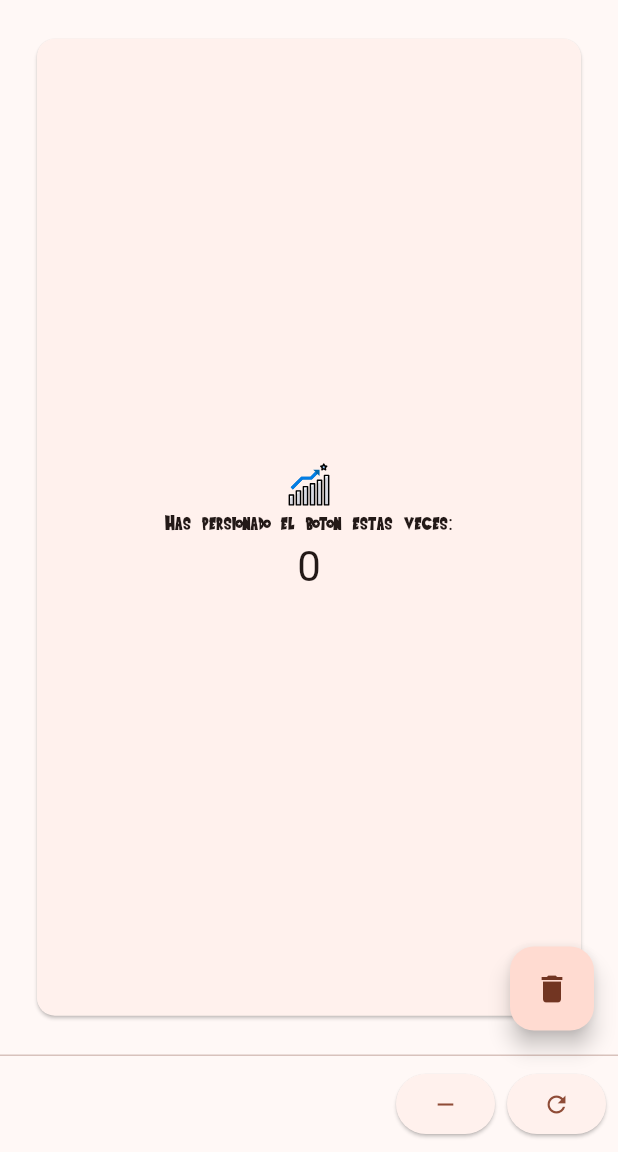
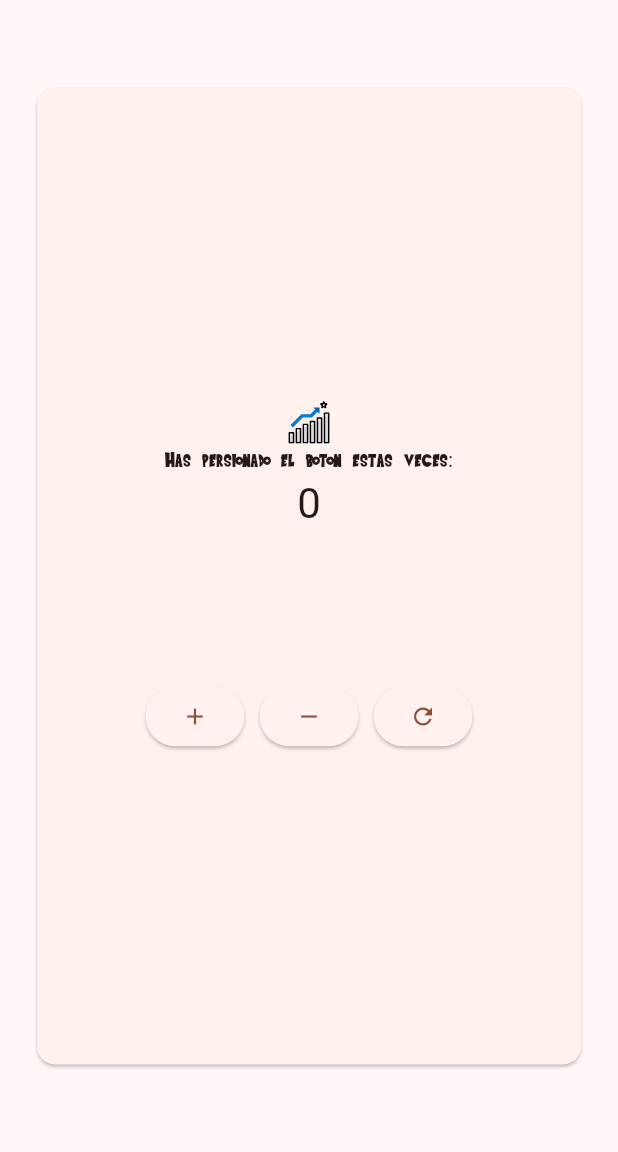
Before and after one commit to Kmilop21/3479A321_2022479009, a Flutter app: the screen it shows after launch, on a phone screen of 412 x 824 dp, the part 84-1236 px from its top. Run offline on Flutter 3.47's test engine with Material 3 defaults, Android fonts, the light colour scheme and no system bars; our stand-ins replace flutter_svg, logger.

Commit message:
Buttons in card

```diff
--- a/lib/pages/my_home_page.dart
+++ b/lib/pages/my_home_page.dart
@@ -61,6 +61,8 @@ class _MyHomePageState extends State<MyHomePage> {
   List<Widget> _createPersistentButtons() {
     return [
       ElevatedButton(
+          onPressed: _incrementCounter, child: const Icon(Icons.add)),
+      ElevatedButton(
           onPressed: _decreaseCounter, child: const Icon(Icons.remove)),
       ElevatedButton(onPressed: _resetCounter, child: const Icon(Icons.refresh))
     ];
@@ -80,12 +82,13 @@ class _MyHomePageState extends State<MyHomePage> {
       body: Center(
         child: counter(stonksAsset: stonksAsset, counter: _counter),
       ),
-        floatingActionButton: FloatingActionButton(
-          onPressed: _incrementCounter,
-          tooltip: 'Increment',
-          child: const Icon(Icons.delete),
-        ),
-        persistentFooterButtons: _createPersistentButtons());
+      // floatingActionButton: FloatingActionButton(
+      //   onPressed: _incrementCounter,
+      //   tooltip: 'Increment',
+      //   child: const Icon(Icons.delete),
+      // ),
+      //persistentFooterButtons: _createPersistentButtons()
+    );
   }
 }
 
@@ -125,9 +128,35 @@ class counter extends StatelessWidget {
               '$_counter',
               style: Theme.of(context).textTheme.headlineMedium,
             ),
+            const SizedBox(height: 100),
+            Row(
+              mainAxisAlignment: MainAxisAlignment.center,
+              children: <Widget>[
+                ElevatedButton(
+                    onPressed: () => _incrementCounter(context),
+                    child: const Icon(Icons.add)),
+                const SizedBox(width: 10),
+                ElevatedButton(
+                    onPressed: () => _decreaseCounter(context),
+                    child: const Icon(Icons.remove)),
+                const SizedBox(width: 10),
+                ElevatedButton(
+                    onPressed: () => _resetCounter(context),
+                    child: const Icon(Icons.refresh))
+              ],
+            )
           ],
         ),
       ),
     ));
   }
+
+  void _incrementCounter(BuildContext context) =>
+      context.findAncestorStateOfType<_MyHomePageState>()?._incrementCounter();
+
+  void _decreaseCounter(BuildContext context) =>
+      context.findAncestorStateOfType<_MyHomePageState>()?._decreaseCounter();
+
+  void _resetCounter(BuildContext context) =>
+      context.findAncestorStateOfType<_MyHomePageState>()?._resetCounter();
 }
```
Lines whose indentation alone changed are shown as unchanged.
